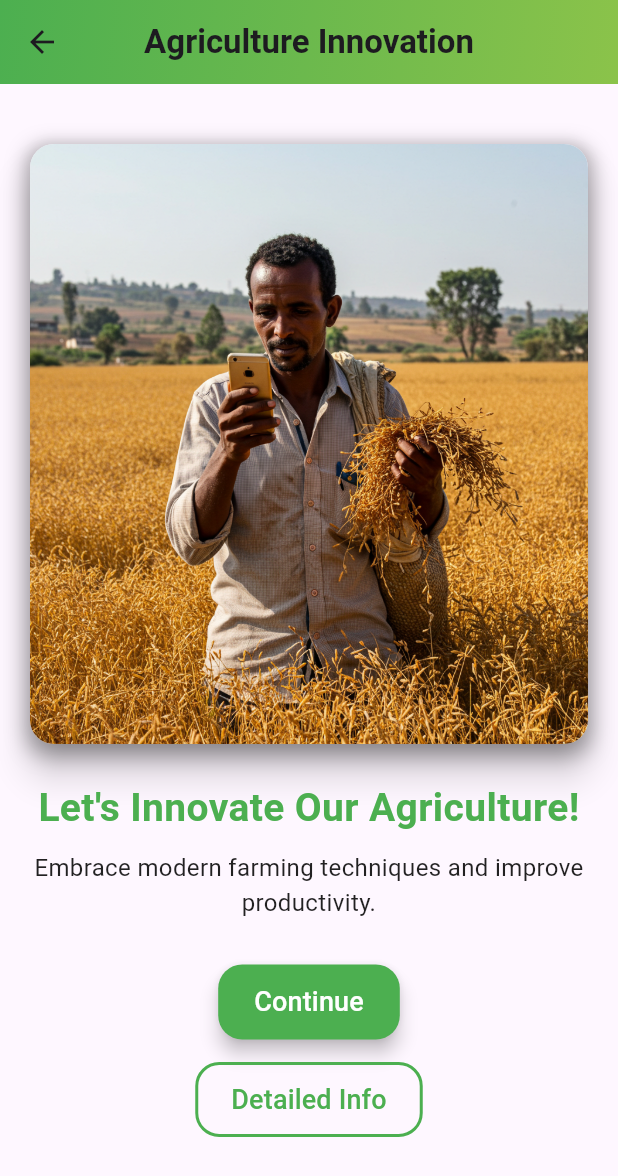
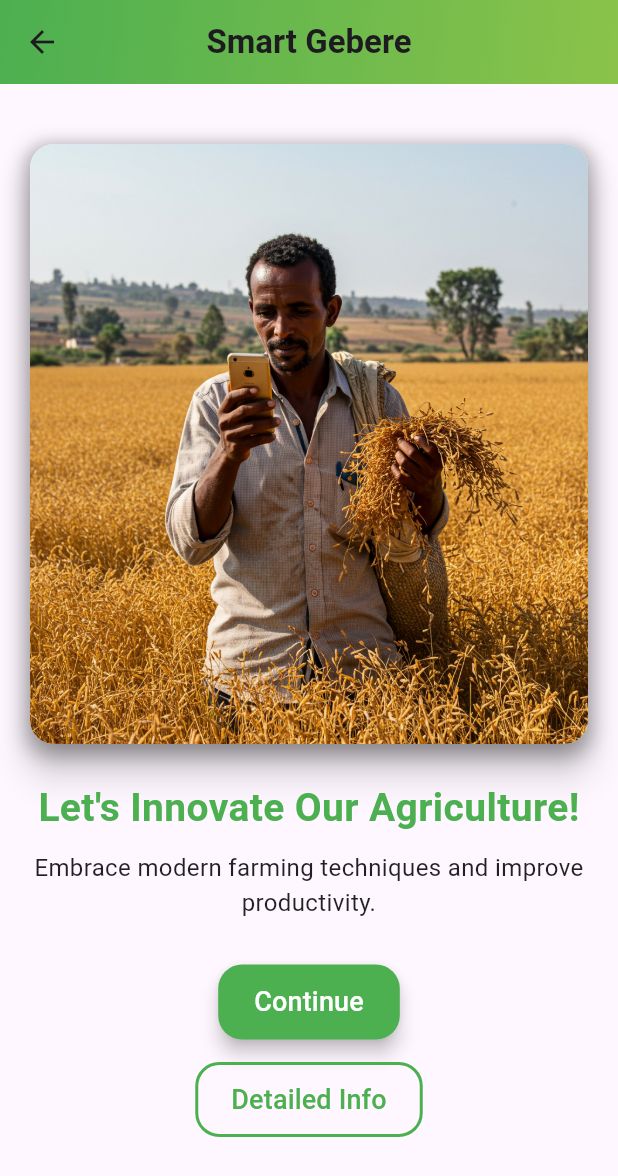
Before and after one commit to Lib1221/Smart_Gebere, a Flutter app: the AgriculturePage screen opened directly, on a phone screen of 412 x 824 dp. Shown: the top 1176 px of the screen. Run offline on Flutter 3.47's test engine with Material 3 defaults, Android fonts, the phone set to English and light mode, and no system bars; our stand-ins replace cloud_firestore, file_picker, firebase_auth, firebase_core, flutter_dotenv, flutter_markdown and 6 more; accounts and stored records are empty.

Commit message:
Refactor app title to 'Smart Gebere' for consistent branding

```diff
--- a/lib/Home/Home.dart
+++ b/lib/Home/Home.dart
@@ -13,7 +13,7 @@ class Home_Screen extends StatelessWidget {
     return Scaffold(
       appBar: AppBar(
         title: const Text(
-          'Agriculture Innovation',
+          'Smart Gebere',
           style: TextStyle(
             fontWeight: FontWeight.bold,
             fontSize: 22,
--- a/lib/task_management/descrition.dart
+++ b/lib/task_management/descrition.dart
@@ -15,7 +15,7 @@ class _AgriculturePageState extends State<AgriculturePage> {
     return Scaffold(
       appBar: AppBar(
         title: const Text(
-          'Agriculture Innovation',
+          'Smart Gebere',
           style: TextStyle(
             fontWeight: FontWeight.bold,
             fontSize: 22,
```
